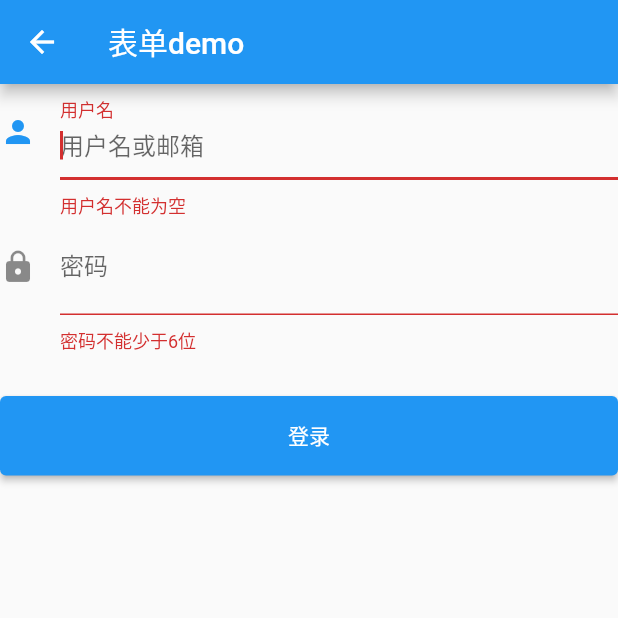
After one commit to xizixuejie/flutter_learn_demo, a Flutter app: the FormDemo screen opened by its route, after a tap on "登录", on a phone screen of 412 x 824 dp, the top half of it. The commit adds this screen. Run offline on Flutter 3.47's test engine with Material 2 defaults, Android fonts, the phone set to English and light mode, and no system bars; network calls fail.

Commit message:
基础组件-表单

```diff
--- /dev/null
+++ b/lib/components/form_demo.dart
@@ -0,0 +1,87 @@
+import 'package:flutter/material.dart';
+
+/// 表单demo
+class FormDemo extends StatelessWidget {
+  const FormDemo({super.key});
+
+  @override
+  Widget build(BuildContext context) {
+    return Scaffold(
+      appBar: AppBar(title: const Text('表单demo')),
+      body: const TestForm(),
+    );
+  }
+}
+
+class TestForm extends StatefulWidget {
+  const TestForm({super.key});
+
+  @override
+  State<StatefulWidget> createState() => _TestFormState();
+}
+
+class _TestFormState extends State<TestForm> {
+  final TextEditingController _unameController = TextEditingController();
+  final TextEditingController _pwdController = TextEditingController();
+  final GlobalKey _formKey = GlobalKey<FormState>();
+
+  @override
+  Widget build(BuildContext context) {
+    return Form(
+        key: _formKey, //设置globalKey，用于后面获取FormState
+        autovalidateMode: AutovalidateMode.onUserInteraction,
+        child: Column(
+          children: [
+            TextFormField(
+                autofocus: true,
+                controller: _unameController,
+                decoration: const InputDecoration(
+                  labelText: "用户名",
+                  hintText: "用户名或邮箱",
+                  icon: Icon(Icons.person),
+                ),
+                // 校验用户名
+                validator: (v) {
+                  return v!.trim().isNotEmpty ? null : "用户名不能为空";
+                }),
+            TextFormField(
+              controller: _pwdController,
+              decoration: const InputDecoration(
+                labelText: "密码",
+                hintText: "您的登录密码",
+                icon: Icon(Icons.lock),
+              ),
+              obscureText: true,
+              //校验密码
+              validator: (v) {
+                return v!.trim().length > 5 ? null : "密码不能少于6位";
+              },
+            ),
+            // 登录按钮
+            Padding(
+              padding: const EdgeInsets.only(top: 28.0),
+              child: Row(
+                children: <Widget>[
+                  Expanded(
+                    child: ElevatedButton(
+                      child: const Padding(
+                        padding: EdgeInsets.all(16.0),
+                        child: Text("登录"),
+                      ),
+                      onPressed: () {
+                        // 通过_formKey.currentState 获取FormState后，
+                        // 调用validate()方法校验用户名密码是否合法，校验
+                        // 通过后再提交数据。
+                        if ((_formKey.currentState as FormState).validate()) {
+                          //验证通过提交数据
+                        }
+                      },
+                    ),
+                  ),
+                ],
+              ),
+            )
+          ],
+        ));
+  }
+}
--- a/lib/components/index.dart
+++ b/lib/components/index.dart
@@ -1,4 +1,6 @@
 import 'package:flutter/material.dart';
+
+import 'form_demo.dart';
 
 /// 基础组件学习
 
@@ -28,9 +30,11 @@ class Component extends StatelessWidget {
                   Navigator.pushNamed(context, 'component/switch_checkbox'),
               child: const Text('单选开关和复选框')),
           ElevatedButton(
-              onPressed: () =>
-                  Navigator.pushNamed(context, 'component/input'),
-              child: const Text('输入框及表单')),
+              onPressed: () => Navigator.pushNamed(context, 'component/input'),
+              child: const Text('输入框')),
+          ElevatedButton(
+              onPressed: () => Navigator.pushNamed(context, 'component/form'),
+              child: const Text('表单')),
         ],
       )),
     );
--- a/lib/routes.dart
+++ b/lib/routes.dart
@@ -8,6 +8,7 @@ import './components/button_demo.dart';
 import './components/image_icon.dart';
 import './components/switch_checkbox_demo.dart';
 import './components/input_demo.dart';
+import './components/form_demo.dart';
 import 'main.dart';
 
 class MyRouter {
@@ -20,6 +21,7 @@ class MyRouter {
     'component/image': (context) => const ImageIconDemo(),
     'component/switch_checkbox': (context) => const SwitchCheckboxDemo(),
     'component/input': (context) => const InputDemo(),
+    'component/form': (context) => const FormDemo(),
     // 'user': (context) => const UserPage(),
   };
 
```
